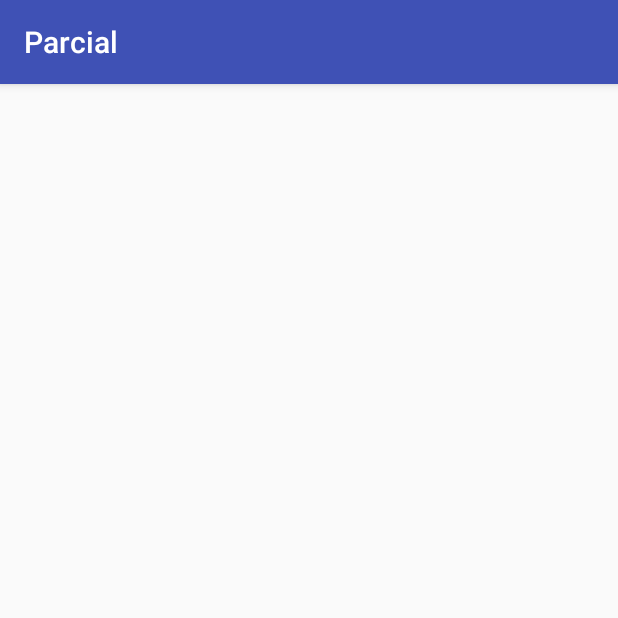
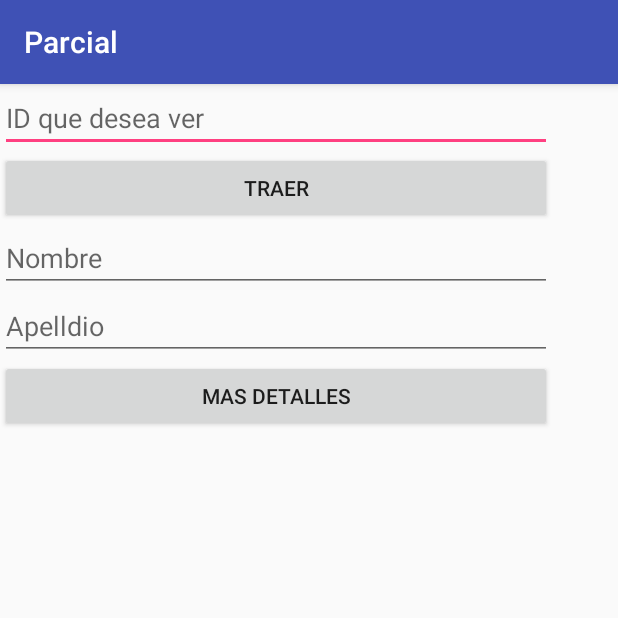
Before and after one commit to tatianEsponda/parcial, an Android app: the ActivityLista screen opened directly, with no data from a screen before it, on a phone screen of 412 x 824 dp, the top half of it. Run offline under Robolectric (Android 15) with nearby library versions, the phone set to English and light mode, and no system bars; our stand-ins replace Firebase (no records; nobody signed in at launch, a user with empty details on screens opened directly).

Commit message:
LEER DATOS

```diff
--- a/app/src/main/java/com/example/tatiana/parcial/ActivityLista.java
+++ b/app/src/main/java/com/example/tatiana/parcial/ActivityLista.java
@@ -1,13 +1,50 @@
 package com.example.tatiana.parcial;
 
+import android.os.Bundle;
 import android.support.v7.app.AppCompatActivity;
-import android.os.Bundle;
+import android.view.View;
+import android.widget.EditText;
+
+import com.google.firebase.database.DataSnapshot;
+import com.google.firebase.database.DatabaseError;
+import com.google.firebase.database.DatabaseReference;
+import com.google.firebase.database.FirebaseDatabase;
+import com.google.firebase.database.ValueEventListener;
 
 public class ActivityLista extends AppCompatActivity {
+    EditText Nomb,ape,iden;
+
 
     @Override
     protected void onCreate(Bundle savedInstanceState) {
         super.onCreate(savedInstanceState);
         setContentView(R.layout.activity_lista);
+        Nomb=(EditText)findViewById(R.id.ediNomb);
+        ape=(EditText)findViewById(R.id.ediape);
+        iden=(EditText) findViewById(R.id.edidato);// obtenemos lo que hay en texto identificacion
+
     }
+
+
+
+    public void leer(View b){
+       String dato= iden.getText().toString().trim();  // lo que tenemos iden lo guardamos en dato es decir la identificacino
+        FirebaseDatabase data =FirebaseDatabase.getInstance();
+        DatabaseReference myRef=data.getReference("Usuario").child(dato); // Me voy a la referencia  usuario y la identificacion que  ponemos
+
+        myRef.addValueEventListener(new ValueEventListener() {
+            @Override
+            public void onDataChange(DataSnapshot dataSnapshot) {
+             Nomb.setText(dataSnapshot.child("Nombre").getValue().toString()); // en el texto nombre agregamos lo que haya en nombre de la identificacion ingresada
+             ape.setText(dataSnapshot.child("Apellido").getValue().toString());// igual pero con el apellido
+
+            }
+
+            @Override
+            public void onCancelled(DatabaseError error) {
+                Nomb.setText(""+error.toException());
+            }
+        });
+    }
+
 }
--- a/app/src/main/java/com/example/tatiana/parcial/MainActivity.java
+++ b/app/src/main/java/com/example/tatiana/parcial/MainActivity.java
@@ -12,7 +12,8 @@ import com.google.firebase.database.DatabaseReference;
 import com.google.firebase.database.FirebaseDatabase;
 
 public class MainActivity extends AppCompatActivity {
-    Button btnRegistrar;
+    Button btnRegistrar,btnIngresar;
+
     FirebaseDatabase database = FirebaseDatabase.getInstance();//obtengo una instancia luego de conectarse a firebase
     //para leer y escribir en la base de datos, necesitas una instancia de Database
     DatabaseReference myRef = database.getReference();
@@ -26,11 +27,22 @@ public class MainActivity extends AppCompatActivity {
         nomUsuario = (EditText) findViewById(R.id.txtNom);
         contraseña = (EditText) findViewById(R.id.txtContraseña);
         btnRegistrar = (Button) findViewById(R.id.butregis);
+        btnIngresar=(Button) findViewById(R.id.butingre);
+
+
         btnRegistrar.setOnClickListener(new View.OnClickListener() {
             @Override
             public void onClick(View v) {
                 Intent intent = new Intent(MainActivity.this, ActivityRegistro.class);
                 startActivity(intent);
+            }
+        });
+
+        btnIngresar.setOnClickListener(new View.OnClickListener() {
+            @Override
+            public void onClick(View v) {
+                Intent inte = new Intent(MainActivity.this,ActivityLista.class);
+                startActivity(inte);
             }
         });
     }
--- a/app/src/main/res/layout/activity_lista.xml
+++ b/app/src/main/res/layout/activity_lista.xml
@@ -6,4 +6,49 @@
     android:layout_height="match_parent"
     tools:context="com.example.tatiana.parcial.ActivityLista">
 
+    <LinearLayout
+        android:layout_width="368dp"
+        android:layout_height="495dp"
+        android:orientation="vertical"
+        tools:layout_editor_absoluteX="8dp"
+        tools:layout_editor_absoluteY="8dp">
+
+        <EditText
+            android:id="@+id/edidato"
+            android:layout_width="match_parent"
+            android:layout_height="wrap_content"
+            android:ems="10"
+            android:hint="ID que desea ver"
+            android:inputType="textPersonName" />
+
+        <Button
+            android:id="@+id/bttraer"
+            android:layout_width="match_parent"
+            android:layout_height="wrap_content"
+            android:onClick="leer"
+            android:text="traer" />
+
+        <EditText
+            android:id="@+id/ediNomb"
+            android:layout_width="match_parent"
+            android:layout_height="wrap_content"
+            android:ems="10"
+            android:hint="Nombre"
+            android:inputType="textPersonName" />
+
+        <EditText
+            android:id="@+id/ediape"
+            android:layout_width="match_parent"
+            android:layout_height="wrap_content"
+            android:ems="10"
+            android:hint="Apelldio"
+            android:inputType="textPersonName" />
+
+        <Button
+            android:id="@+id/btDetalles"
+            android:layout_width="match_parent"
+            android:layout_height="wrap_content"
+            android:text="Mas detalles" />
+    </LinearLayout>
+
 </android.support.constraint.ConstraintLayout>
```
